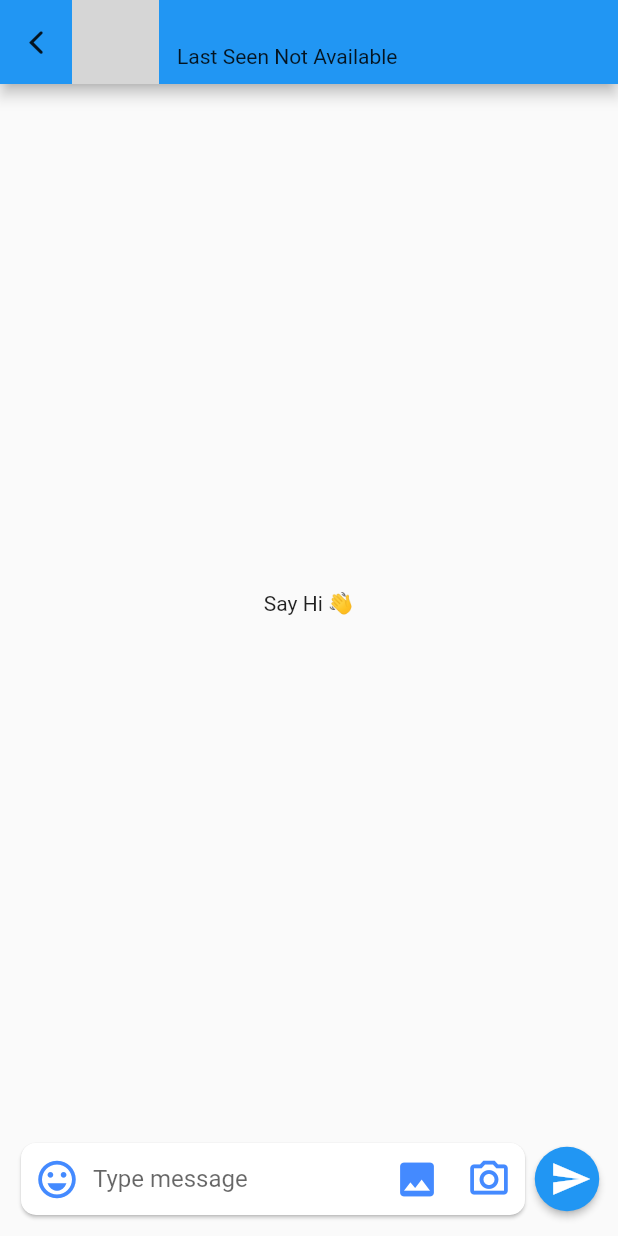
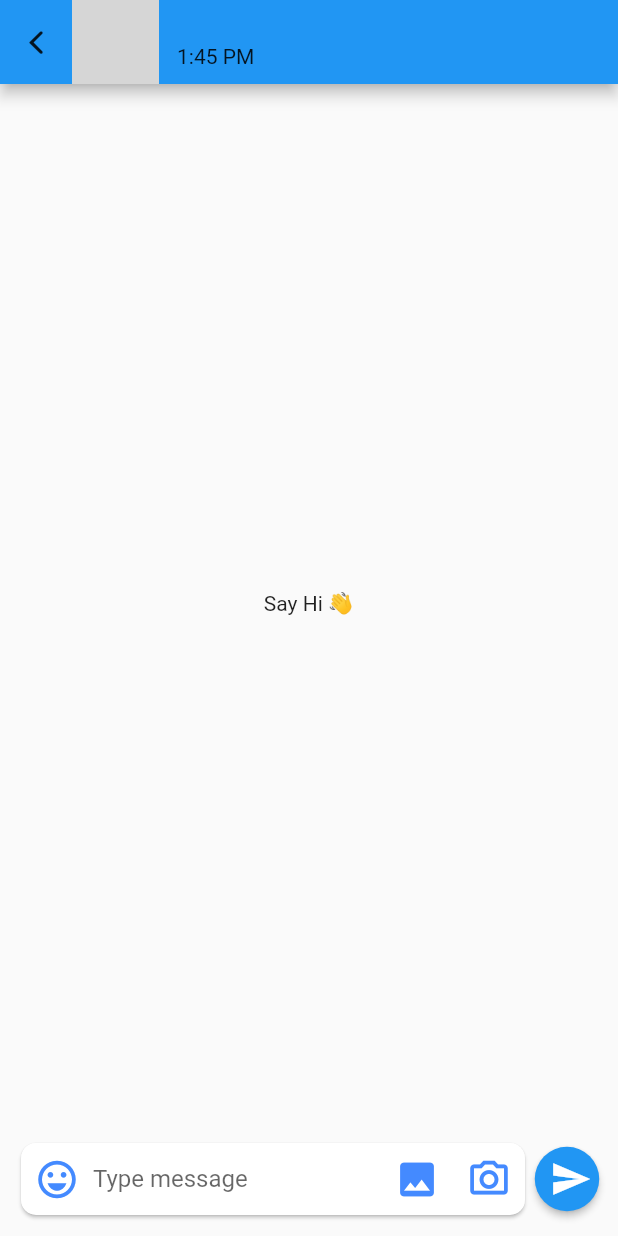
Before and after one commit to Olivi-tech/chat-studio, a Flutter app: the ChattingScreen screen opened directly with empty values, after a tap on the "send" icon, on a phone screen of 412 x 824 dp. Run offline on Flutter 3.47's test engine with Material 2 defaults, Android fonts, the light colour scheme and no system bars; our stand-ins replace cloud_firestore, firebase_auth, firebase_core, firebase_storage, flutter_signin_button, google_sign_in and 2 more; accounts and stored records are empty; network calls fail; grey boxes are pictures that could not be loaded.

Commit message:
formatted time

```diff
--- a/lib/api/api.dart
+++ b/lib/api/api.dart
@@ -51,7 +51,6 @@ class APIs {
         .then((user) async {
       if (user.exists) {
         me = ChattingUsersModel.fromJson(user.data()!);
-        // log(me.toString());
       } else {
         await createUser().then((value) => getSelfInfo());
       }
@@ -81,7 +80,6 @@ class APIs {
   }
 
   static String getChatId(String friendId) {
-    // log('friendId = $friendId');
     return user!.uid.hashCode <= friendId.hashCode
         ? '${user!.uid}_$friendId'
         : '${friendId}_${user!.uid}';
@@ -112,7 +110,7 @@ class APIs {
   static Future<void> updateReadStatusMessage(
       {required MessagesModel message}) async {
     FirebaseFirestore.instance
-        .collection('chats/${getChatId(message.fromId)}/messages')
+        .collection('chats/${getChatId(message.fromId)}/messages/')
         .doc(message.sent)
         .update({'read': DateTime.now().millisecondsSinceEpoch.toString()});
   }
--- a/lib/helper/date_time_format.dart
+++ b/lib/helper/date_time_format.dart
@@ -1,10 +1,10 @@
 import 'package:flutter/material.dart';
+import 'package:intl/intl.dart';
 
 class DateTimeFormat {
   static String formatTime(
       {required BuildContext context, required String time}) {
-    final date = DateTime.fromMillisecondsSinceEpoch(int.parse(time));
-
-    return TimeOfDay.fromDateTime(date).format(context);
+    return DateFormat.jm()
+        .format(DateTime.fromMillisecondsSinceEpoch(int.parse(time)));
   }
 }
--- a/lib/screens/chatting_screen.dart
+++ b/lib/screens/chatting_screen.dart
@@ -93,7 +93,7 @@ class ChattingScreen extends StatelessWidget {
                     fontSize: 16,
                     fontWeight: FontWeight.bold),
               ),
-              Text('Last Seen Not Available'),
+              Text('1:45 PM'),
             ],
           )
         ],
@@ -154,7 +154,8 @@ class ChattingScreen extends StatelessWidget {
           color: Colors.blue,
           onPressed: () {
             if (_msgController.text.isNotEmpty) {
-              APIs.sendMessage(msg: _msgController.text, usersModel: user);
+              APIs.sendMessage(
+                  msg: _msgController.text.trim(), usersModel: user);
               _msgController.clear();
             }
           },
--- a/pubspec.yaml
+++ b/pubspec.yaml
@@ -45,6 +45,7 @@ dependencies:
   image_picker: ^0.8.6
   firebase_storage: ^11.0.10
   page_transition: ^2.0.9
+  intl: ^0.17.0
 dev_dependencies:
   flutter_test:
     sdk: flutter
```
Also changed, not shown: pubspec.lock.
